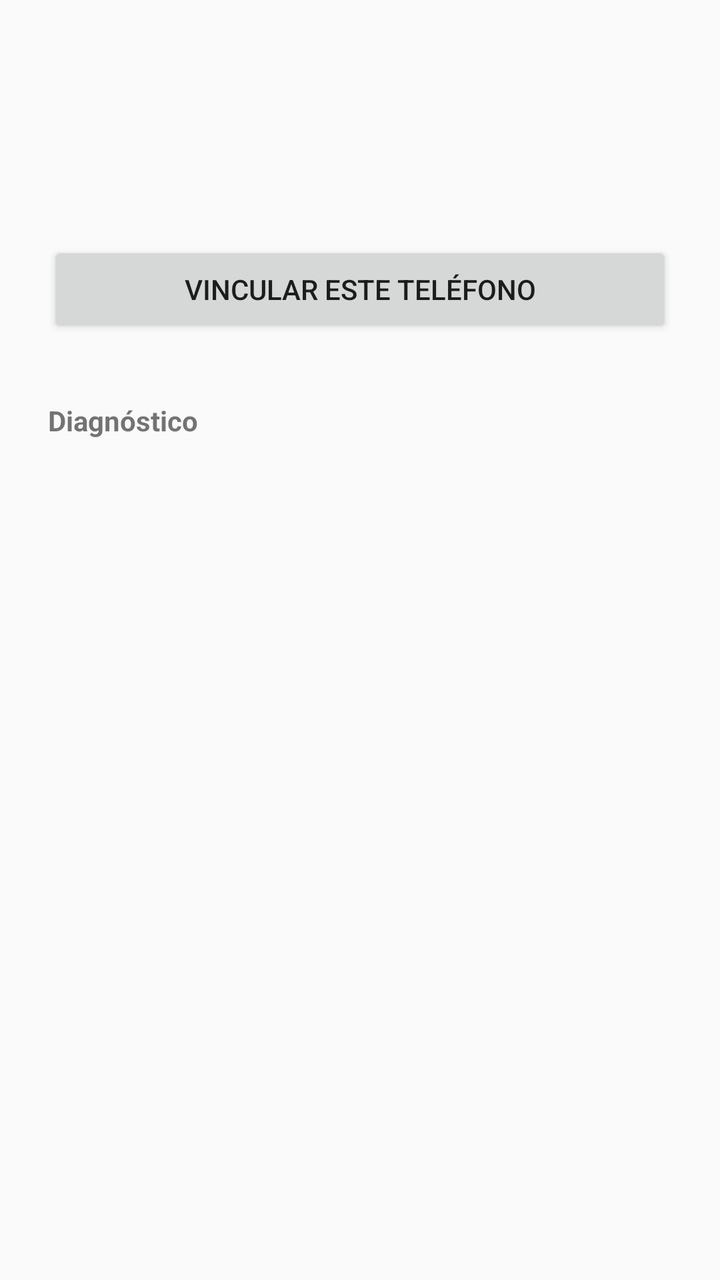
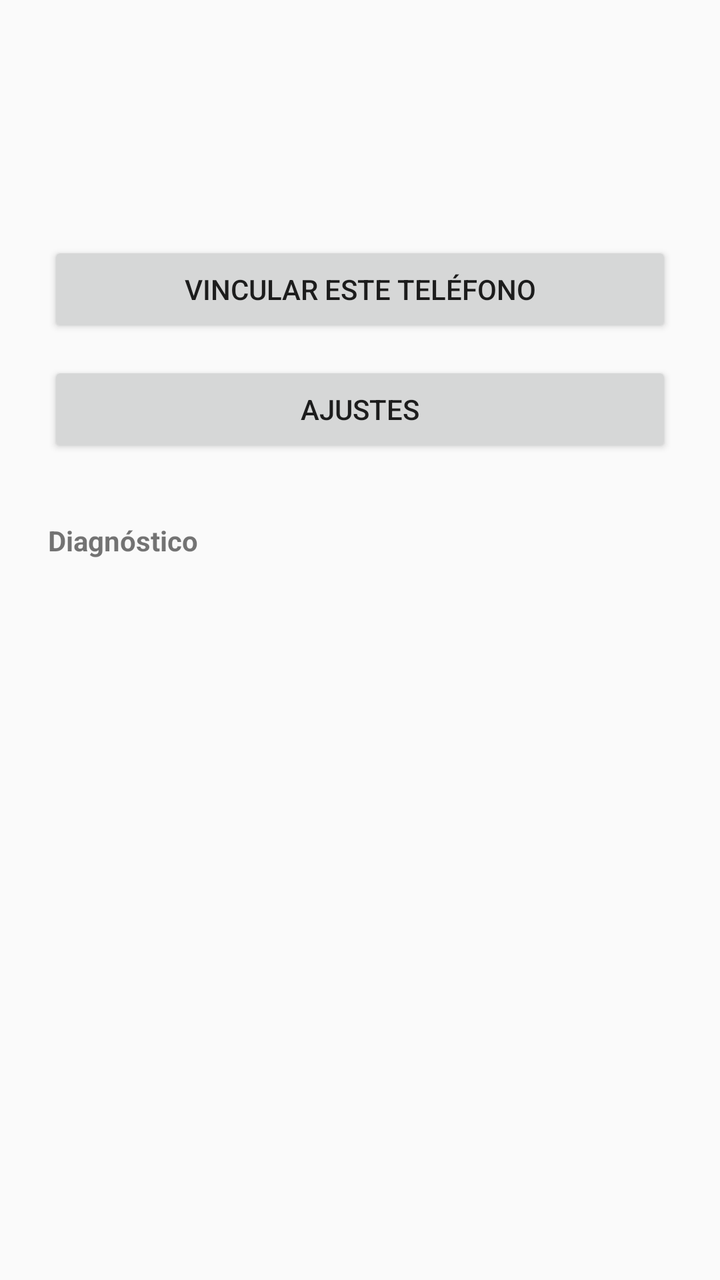

Compare the two renders of this Android layout. The source of the first and the diff that turns it into the second are given below.
<!-- AndroidManifest.xml: application theme Theme.EcoStation -->
<!-- res/layout/activity_main.xml -->
<?xml version="1.0" encoding="utf-8"?>
<ScrollView xmlns:android="http://schemas.android.com/apk/res/android"
    android:layout_width="match_parent"
    android:layout_height="match_parent">

    <LinearLayout
        android:layout_width="match_parent"
        android:layout_height="wrap_content"
        android:orientation="vertical"
        android:padding="24dp">

        <TextView
            android:id="@+id/stateView"
            android:layout_width="match_parent"
            android:layout_height="wrap_content"
            android:textSize="32sp"
            android:textStyle="bold" />

        <TextView
            android:id="@+id/hintView"
            android:layout_width="match_parent"
            android:layout_height="wrap_content"
            android:layout_marginTop="8dp"
            android:textSize="16sp" />

        <Button
            android:id="@+id/linkPhone"
            android:layout_width="match_parent"
            android:layout_height="wrap_content"
            android:layout_marginTop="24dp"
            android:text="@string/link_phone" />

        <TextView
            android:layout_width="match_parent"
            android:layout_height="wrap_content"
            android:layout_marginTop="32dp"
            android:text="@string/diag_title"
            android:textStyle="bold" />

        <TextView
            android:id="@+id/diagView"
            android:layout_width="match_parent"
            android:layout_height="wrap_content"
            android:layout_marginTop="8dp"
            android:fontFamily="monospace"
            android:textIsSelectable="true"
            android:textSize="12sp" />
    </LinearLayout>
</ScrollView>
<!-- resources referenced by this layout -->
<resources>
  <string name="diag_title">Diagnóstico</string>
  <string name="link_phone">Vincular este teléfono</string>
  <style name="Theme.EcoStation" parent="android:Theme.Material.Light.NoActionBar" />
</resources>

<!-- the commit's change to res/layout/activity_main.xml (unified diff, before → after) -->
@@ -30,6 +30,13 @@
             android:layout_marginTop="24dp"
             android:text="@string/link_phone" />
 
+        <Button
+            android:id="@+id/settingsButton"
+            android:layout_width="match_parent"
+            android:layout_height="wrap_content"
+            android:layout_marginTop="12dp"
+            android:text="@string/settings_open" />
+
         <TextView
             android:layout_width="match_parent"
             android:layout_height="wrap_content"
@@ -45,5 +52,25 @@
             android:fontFamily="monospace"
             android:textIsSelectable="true"
             android:textSize="12sp" />
+
+        <TextView
+            android:id="@+id/feedView"
+            android:layout_width="match_parent"
+            android:layout_height="wrap_content"
+            android:layout_marginTop="16dp"
+            android:fontFamily="monospace"
+            android:textIsSelectable="true"
+            android:textSize="12sp" />
+
+        
+        <TextView
+            android:id="@+id/audioView"
+            android:layout_width="match_parent"
+            android:layout_height="wrap_content"
+            android:layout_marginTop="16dp"
+            android:fontFamily="monospace"
+            android:padding="8dp"
+            android:textIsSelectable="true"
+            android:textSize="12sp" />
     </LinearLayout>
 </ScrollView>
<!-- resource entries referenced after the edit -->
@@ -2,6 +2,7 @@
 <resources>
   <string name="diag_title">Diagnóstico</string>
   <string name="link_phone">Vincular este teléfono</string>
+  <string name="settings_open">Ajustes</string>
   <style name="Theme.EcoStation" parent="android:Theme.Material.Light.NoActionBar" />
 </resources>
 
